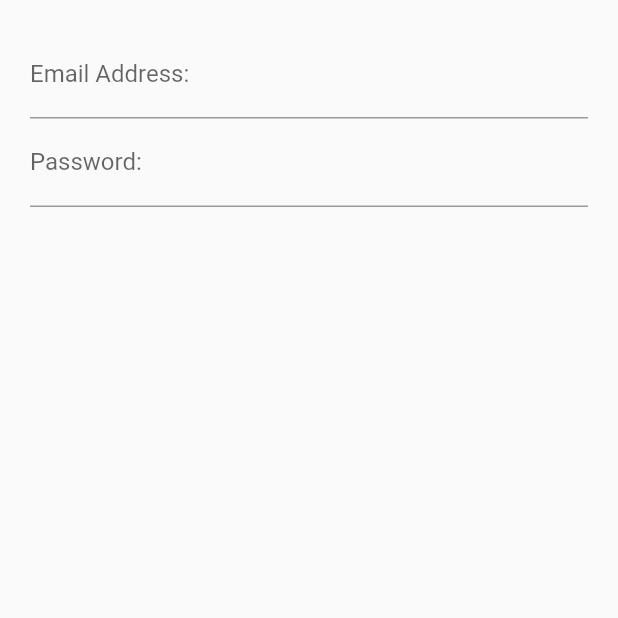
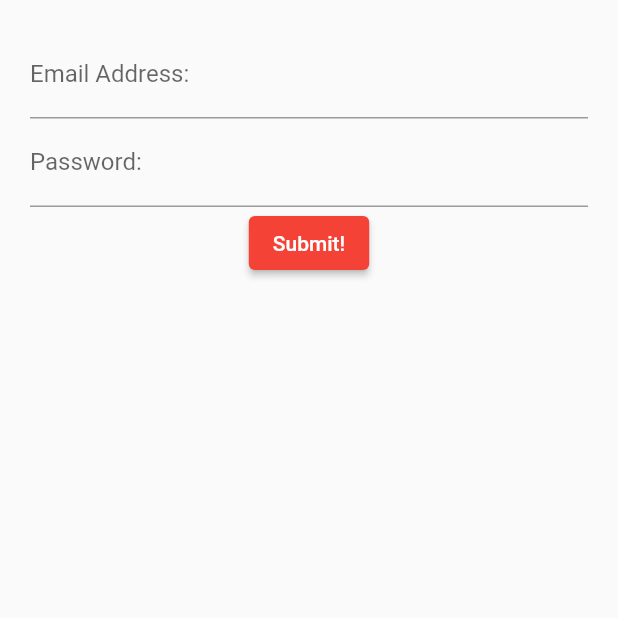
Before and after one commit to GRassovsky/dart-and-flutter, a Flutter app: the screen it shows after launch, on a phone screen of 412 x 824 dp, the top half of it. Run offline on Flutter 3.47's test engine with Material 2 defaults, Android fonts, the phone set to English and light mode, and no system bars.

Commit message:
The udemy tutorial was adding a RaisedButton and changing the color for it, but since this is now depracated, we are adding a ElevatedButton and creating an extra ButtonStyle widget because changing the color is not as simple as with the old type of button.

```diff
--- a/udemy-dart-and-flutter/login_stateful/lib/src/screens/login_screen.dart
+++ b/udemy-dart-and-flutter/login_stateful/lib/src/screens/login_screen.dart
@@ -20,7 +20,7 @@ class LoginScreenState extends State<LoginScreen>
                     children: [
                         emailField(),
                         passwordField(),
-                        //submitButton(),
+                        submitButton(),
                     ],
                 ),
             ),
@@ -53,8 +53,13 @@ class LoginScreenState extends State<LoginScreen>
         );
     }
 
-    // Widget submitButton()
-    // {
-
-    // }
+    Widget submitButton()
+    {
+        final ButtonStyle style = ElevatedButton.styleFrom( primary: Colors.red);
+        return ElevatedButton(
+            style: style,
+            child: Text('Submit!'),
+            onPressed: () { print("Submit button pressed!"); },
+        );
+    }
 }
```
